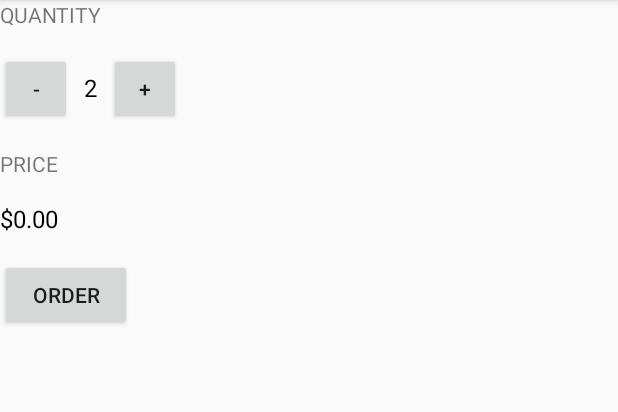
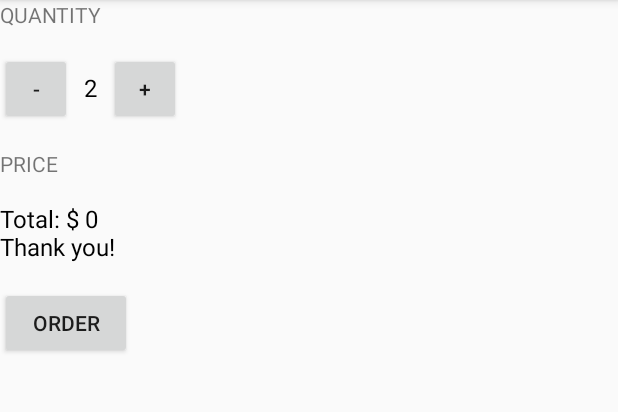
Before and after one commit to khanhnamle1994/android-basics, an Android app: the screen it shows after launch (MainActivity), after a tap on "ORDER", on a phone screen of 412 x 824 dp, the part 84-496 px from its top. Run offline under Robolectric (Android 15) with nearby library versions, the phone set to English and light mode, and no system bars.

Commit message:
Use String

```diff
--- a/JustJava/app/src/main/java/com/example/android/justjava/MainActivity.java
+++ b/JustJava/app/src/main/java/com/example/android/justjava/MainActivity.java
@@ -40,7 +40,10 @@
      * This method is called when the order button is clicked.
      */
     public void submitOrder(View view) {
-        displayPrice(quantity * 5);
+        int price = quantity * 5;
+        String priceMessage = "Total: $ " + price;
+        priceMessage = priceMessage + "\nThank you!";
+        displayMessage(priceMessage);
     }
 
     /**
@@ -58,4 +61,12 @@
         TextView priceTextView = (TextView) findViewById(R.id.price_text_view);
         priceTextView.setText(NumberFormat.getCurrencyInstance().format(number));
     }
+
+    /**
+     * This method displays the given text on the screen.
+     */
+    private void displayMessage(String message) {
+        TextView priceTextView = (TextView) findViewById(R.id.price_text_view);
+        priceTextView.setText(message);
+    }
 }
```
